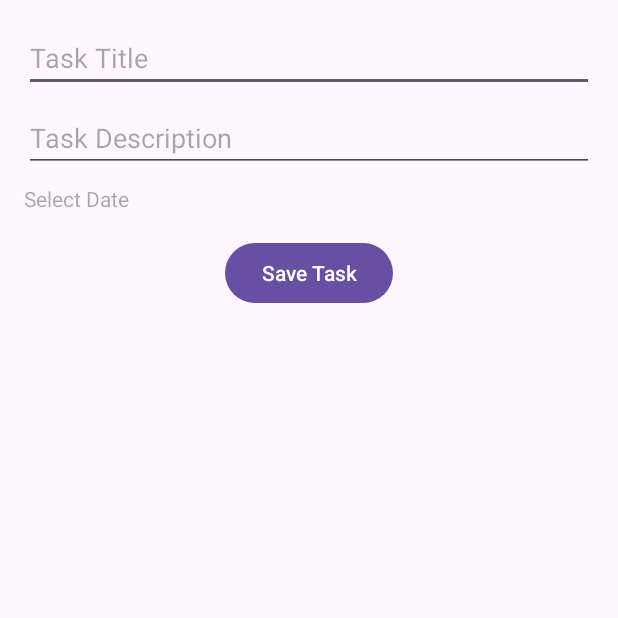
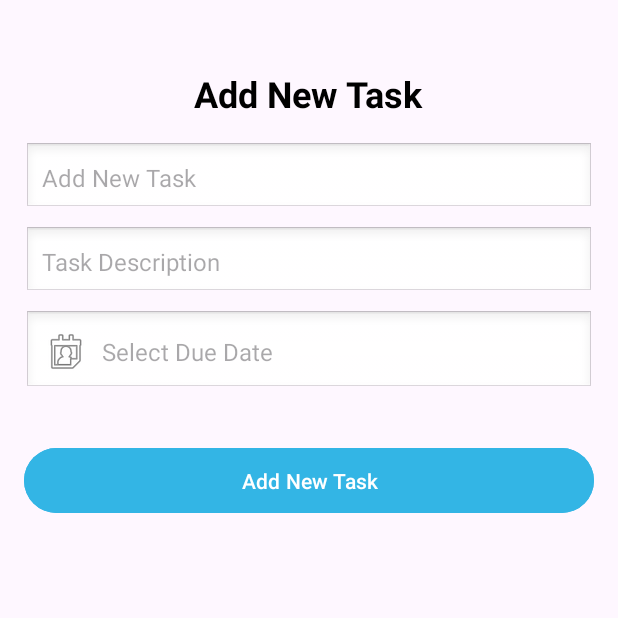
Before and after one commit to MySavEv/TodoList_Project_Group, an Android app: the screen it shows after launch (AddTaskActivity), after a tap on "Add New Task", on a phone screen of 412 x 824 dp, the top half of it. Run offline under Robolectric (Android 15) with nearby library versions, the phone set to English and light mode, and no system bars; 2 statements that could not run were skipped.

Commit message:
add string(th) and improve layout

```diff
--- a/app/src/main/res/layout/activity_add_task.xml
+++ b/app/src/main/res/layout/activity_add_task.xml
@@ -1,36 +1,74 @@
 <?xml version="1.0" encoding="utf-8"?>
 <!-- res/layout/activity_add_task.xml -->
-<LinearLayout xmlns:android="http://schemas.android.com/apk/res/android"
+<ScrollView xmlns:android="http://schemas.android.com/apk/res/android"
     android:layout_width="match_parent"
     android:layout_height="match_parent"
-    android:orientation="vertical"
     android:padding="16dp">
 
+    <LinearLayout
+        android:layout_width="match_parent"
+        android:layout_height="wrap_content"
+        android:orientation="vertical">
+
+        <!-- Title of the Screen -->
+        <TextView
+            android:id="@+id/textViewTitle"
+            android:layout_width="wrap_content"
+            android:layout_height="wrap_content"
+            android:text="@string/add_task_title"
+            android:layout_marginTop="30dp"
+            android:textSize="24sp"
+            android:textStyle="bold"
+            android:textColor="@android:color/black"
+            android:layout_gravity="center_horizontal"
+            android:layout_marginBottom="16dp" />
+
+        <!-- Task Title Input -->
         <EditText
             android:id="@+id/editTextTaskTitle"
             android:layout_width="match_parent"
             android:layout_height="wrap_content"
-        android:hint="Task Title"/>
+            android:hint="@string/add_task_title"
+            android:padding="12dp"
+            android:background="@android:drawable/edit_text"
+            android:textSize="16sp"
+            android:layout_marginBottom="8dp" />
 
+        <!-- Task Description Input -->
         <EditText
             android:id="@+id/editTextTaskDescription"
             android:layout_width="match_parent"
             android:layout_height="wrap_content"
-        android:hint="Task Description"
-        android:layout_marginTop="8dp"/>
+            android:hint="@string/add_task_description"
+            android:padding="12dp"
+            android:background="@android:drawable/edit_text"
+            android:textSize="16sp"
+            android:layout_marginBottom="8dp" />
 
+        <!-- Due Date Selector -->
         <TextView
             android:id="@+id/editTextDueDate"
             android:layout_width="match_parent"
             android:layout_height="wrap_content"
-        android:hint="Select Date"
-        android:layout_marginTop="8dp"/>
+            android:hint="@string/add_due_date"
+            android:padding="12dp"
+            android:gravity="center_vertical"
+            android:textSize="16sp"
+            android:background="@android:drawable/edit_text"
+            android:drawableLeft="@android:drawable/ic_menu_my_calendar"
+            android:drawablePadding="8dp"
+            android:layout_marginBottom="16dp" />
 
+        <!-- Save Task Button -->
         <Button
             android:id="@+id/buttonSaveTask"
-        android:layout_width="wrap_content"
+            android:layout_width="match_parent"
             android:layout_height="wrap_content"
-        android:text="Save Task"
-        android:layout_gravity="center_horizontal"
-        android:layout_marginTop="16dp"/>
+            android:text="@string/add_new_task_btn"
+            android:backgroundTint="@android:color/holo_blue_light"
+            android:textColor="@android:color/white"
+            android:textSize="14sp"
+            android:padding="12dp"
+            android:layout_marginTop="16dp" />
     </LinearLayout>
+</ScrollView>
--- a/app/src/main/res/layout/activity_main.xml
+++ b/app/src/main/res/layout/activity_main.xml
@@ -8,13 +8,15 @@
 
     <!-- Title -->
     <TextView
-        android:layout_width="wrap_content"
+        android:layout_width="match_parent"
         android:layout_height="wrap_content"
+        android:layout_marginTop="30dp"
+        android:paddingBottom="8dp"
+        android:gravity="center"
         android:text="@string/title"
         android:textSize="24sp"
         android:textStyle="bold"
-        android:layout_marginTop="10dp"
-        android:paddingBottom="8dp"/>
+        android:layout_marginBottom="14dp"/>
 
     <!-- RecyclerView for Task List -->
     <androidx.recyclerview.widget.RecyclerView
@@ -28,6 +30,10 @@
         android:id="@+id/buttonAddTask"
         android:layout_width="match_parent"
         android:layout_height="wrap_content"
-        android:text="Add New Task"
-        android:layout_marginTop="16dp"/>
+        android:text="@string/add_new_task_btn"
+        android:padding="12dp"
+        android:textSize="14sp"
+        android:layout_marginBottom="16dp"
+        android:layout_marginTop="16dp"
+        android:backgroundTint="@android:color/holo_blue_light"/>
 </LinearLayout>
--- a/app/src/main/res/layout/popup_calendar.xml
+++ b/app/src/main/res/layout/popup_calendar.xml
@@ -9,6 +9,7 @@
     <CalendarView
         android:id="@+id/calendarView"
         android:layout_width="wrap_content"
-        android:layout_height="wrap_content"/>
+        android:layout_height="wrap_content"
+        android:background="@android:color/white"/>
 
 </LinearLayout>
--- a/app/src/main/res/values/strings.xml
+++ b/app/src/main/res/values/strings.xml
@@ -1,9 +1,15 @@
 <resources>
     <string name="app_name">TodoList_Project_Group</string>
     <string name="title">To-Do List</string>
+    <string name="add_task_title">Add New Task</string>
+    <string name="task_title">Task Title</string>
+    <string name="add_task_description">Task Description</string>
+    <string name="add_due_date">Select Due Date</string>
+    <string name="save_task_btn">Save Task</string>
+    <string name="add_new_task_btn">Add New Task</string>
     <string-array name="planets_array">
-        <item>Not Yey</item>
-        <item>in Process</item>
+        <item>Not Yet</item>
+        <item>In Process</item>
         <item>Complete</item>
     </string-array>
 </resources>
```
Also changed, not shown: 1 other file. Lines whose indentation alone changed are shown as unchanged.
